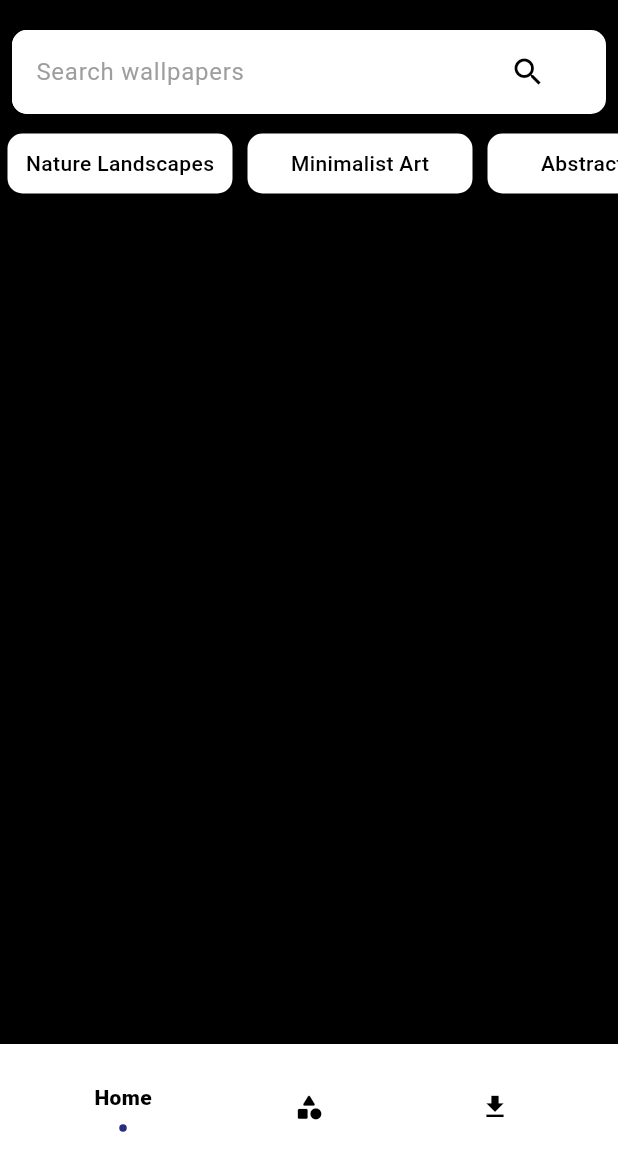
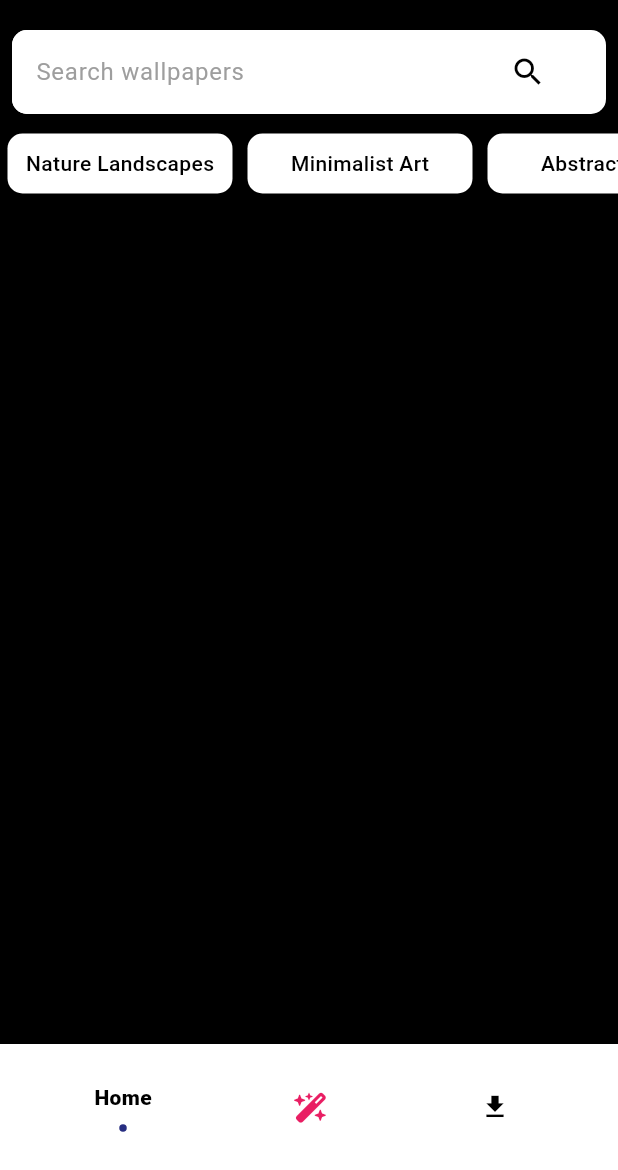
Before and after one commit to Abhishekraina7/pexscape, a Flutter app: the BottomNavBar screen opened directly, on a phone screen of 412 x 824 dp, the part 66-1236 px from its top. Run offline on Flutter 3.47's test engine with Material 3 defaults, Android fonts, the phone set to English and light mode, and no system bars; drawn by our look-alikes of flashy_tab_bar2, shimmer; our stand-ins replace font_awesome_flutter, permission_handler; Roboto replaces fonts that are missing (sans).

Commit message:
Changed the categories icons to Magic wand for AI Image generation screen.

```diff
--- a/lib/bottom_nav_bar.dart
+++ b/lib/bottom_nav_bar.dart
@@ -1,9 +1,12 @@
 import 'package:flutter/material.dart';
 import 'package:flashy_tab_bar2/flashy_tab_bar2.dart';
 import 'package:pexscape/wallpaper.dart';
-
 import 'Downloaded_wallpapers.dart';
 import 'categories.dart';
+import 'package:font_awesome_flutter/font_awesome_flutter.dart';
+
+
+
 
 class BottomNavBar extends StatefulWidget {
   const BottomNavBar({super.key});
@@ -37,7 +40,7 @@ class _BottomNavBarState extends State<BottomNavBar> {
 
           ),
           FlashyTabBarItem(
-            icon: const Icon(Icons.category_rounded,color: Colors.black,),
+            icon: const Icon(FontAwesomeIcons.wandMagicSparkles,color: Colors.pink,),
             title: const Text('Categories',style: TextStyle(color: Colors.black,fontWeight: FontWeight.w800),),
           ),
           FlashyTabBarItem(
```
